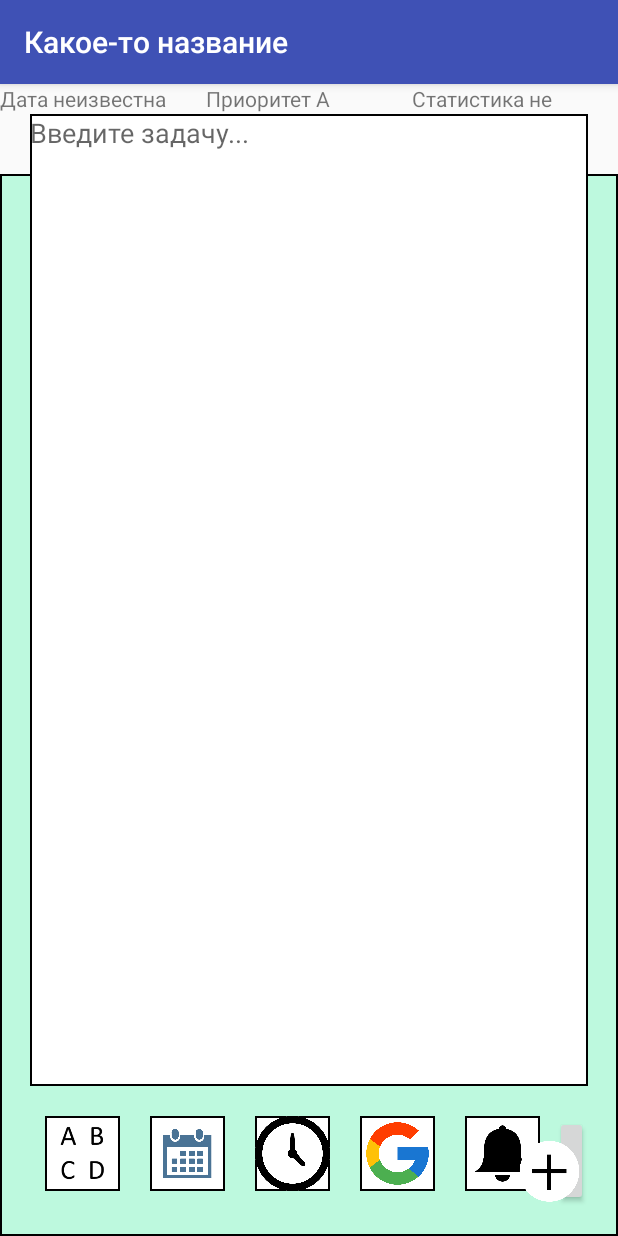
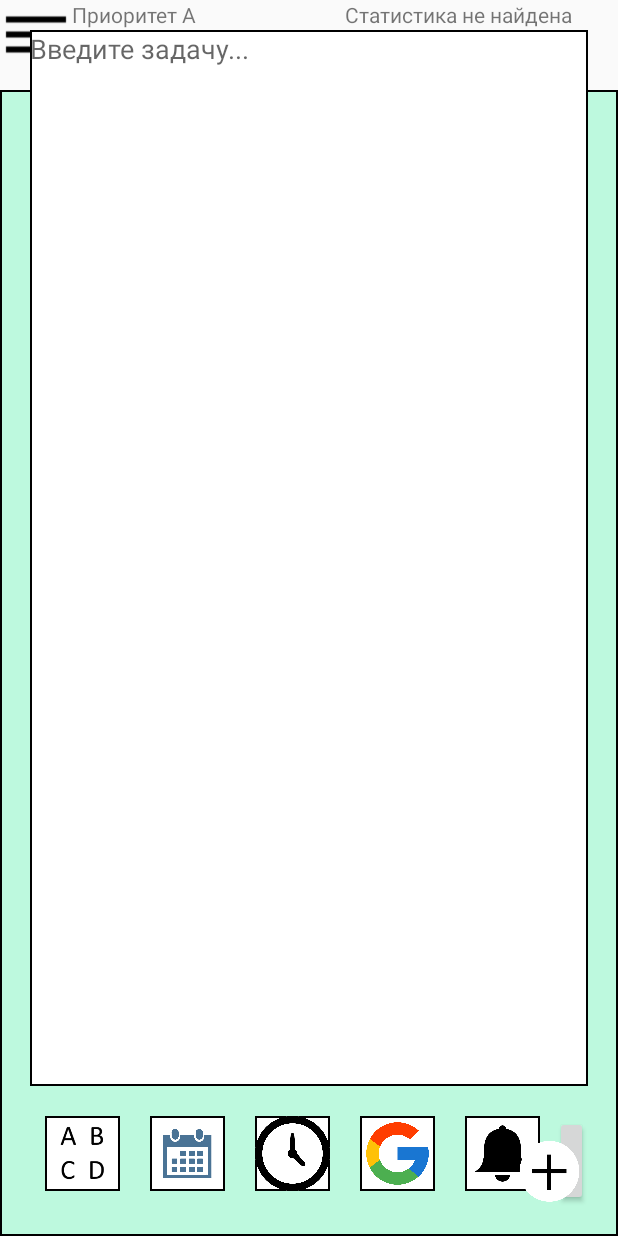
Before and after one commit to icetroid/asmaryandz, an Android app: the screen it shows after launch (MainActivity), after a tap on an icon or button, on a phone screen of 412 x 824 dp. Run offline under Robolectric (Android 15) with nearby library versions, the phone set to English and light mode, and no system bars.

Commit message:
add option bar button

```diff
--- a/app/src/main/AndroidManifest.xml
+++ b/app/src/main/AndroidManifest.xml
@@ -17,6 +17,7 @@
             android:name=".ui.main.MainActivity"
             android:label="@string/main_activity_label"
             android:screenOrientation="portrait"
+            android:theme="@style/NoActionBarTheme"
             >
             <intent-filter>
                 <action android:name="android.intent.action.MAIN"/>
--- a/app/src/main/java/ru/bmstu/iu3/totodo/ui/main/MainActivity.java
+++ b/app/src/main/java/ru/bmstu/iu3/totodo/ui/main/MainActivity.java
@@ -5,6 +5,7 @@ import android.support.v7.app.AppCompatActivity;
 import android.os.Bundle;
 import android.view.View;
 import android.widget.Button;
+import android.widget.ImageButton;
 import android.widget.TextView;
 
 import ru.bmstu.iu3.totodo.R;
@@ -18,9 +19,10 @@ public class MainActivity extends AppCompatActivity implements MainView{
     private MainPresenter presenter;
 
     private Button btnCreateTask;
-    private TextView tvDate;
     private TextView tvPriority;
     private TextView tvStats;
+
+    private ImageButton btnOpenOptionBar;
 
     private ViewPager vpTasks;
     private TasksSlideAdapter tasksPagerAdapter;
@@ -40,9 +42,10 @@ public class MainActivity extends AppCompatActivity implements MainView{
         btnCreateTask.setOnClickListener(createTaskListener);
 
         //инициализация text view
-        tvDate = findViewById(R.id.tv_main_date);
         tvPriority = findViewById(R.id.tv_main_priority);
         tvStats = findViewById(R.id.tv_main_tasks_stats);
+
+        btnOpenOptionBar = findViewById(R.id.btn_open_option_bar);
 
         //инициализация view pager и pager adapter
         vpTasks = findViewById(R.id.vp_main_tasks);
--- a/app/src/main/res/layout/activity_main.xml
+++ b/app/src/main/res/layout/activity_main.xml
@@ -13,12 +13,13 @@
         android:layout_height="@dimen/main_upper_bar_height"
         android:layout_alignParentTop="true"
         android:orientation="horizontal">
-        <TextView
-            android:id="@+id/tv_main_date"
-            android:layout_width="0dp"
-            android:layout_height="match_parent"
-            android:text="@string/tv_main_date_default_text"
-            android:layout_weight="1"/>
+        <ImageButton
+            android:layout_width="@dimen/option_bar_button_size"
+            android:layout_height="@dimen/option_bar_button_size"
+            android:background="@drawable/ic_option_bar_button"
+            android:layout_weight="0"
+            android:id="@+id/btn_open_option_bar"
+            />
         <TextView
             android:id="@+id/tv_main_priority"
             android:layout_width="0dp"
--- a/app/src/main/res/values/dimens.xml
+++ b/app/src/main/res/values/dimens.xml
@@ -8,4 +8,5 @@
     <dimen name="create_task_btn_size">50dp</dimen>
     <dimen name="create_task_btn_margin">10dp</dimen>
     <dimen name="main_task_item_button_margin">10dp</dimen>
+    <dimen name="option_bar_button_size">48dp</dimen>
 </resources>
--- a/app/src/main/res/values/styles.xml
+++ b/app/src/main/res/values/styles.xml
@@ -27,4 +27,9 @@
         <item name="android:adjustViewBounds">true</item>
     </style>
 
+    <style name="NoActionBarTheme" parent="AppTheme">
+        <item name="windowActionBar">false</item>
+        <item name="windowNoTitle">true</item>
+    </style>
+
 </resources>
```
Also changed, not shown: app/src/main/res/drawable/ic_option_bar_button.png (added).
